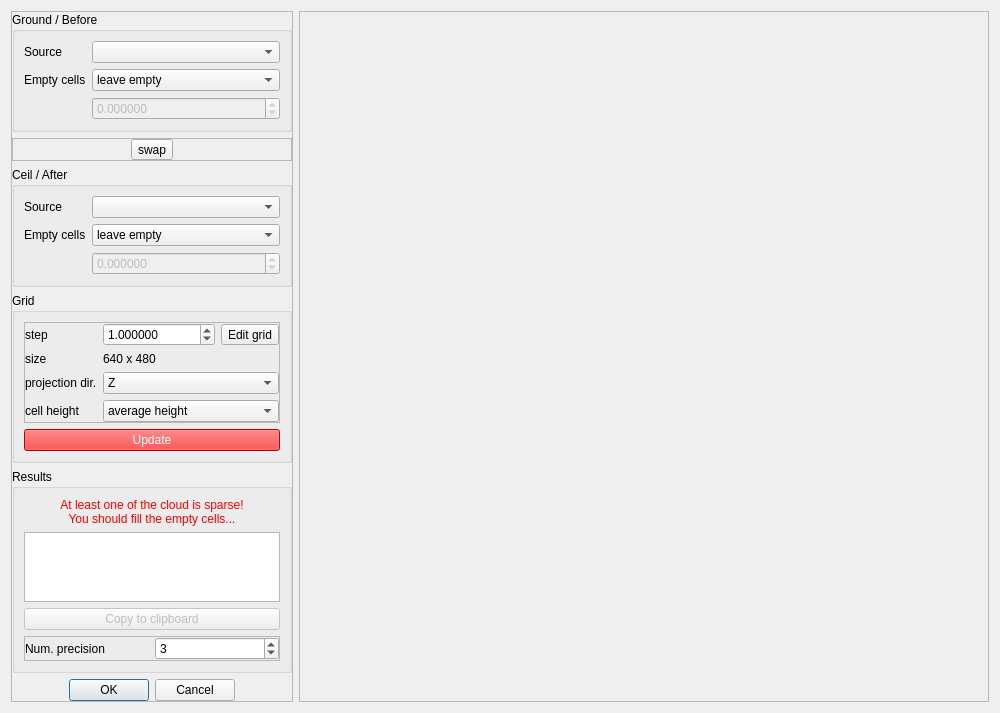
Qt form qCC/ui_templates/volumeCalcDlg.ui (CloudCompare/CloudCompare) before a commit.
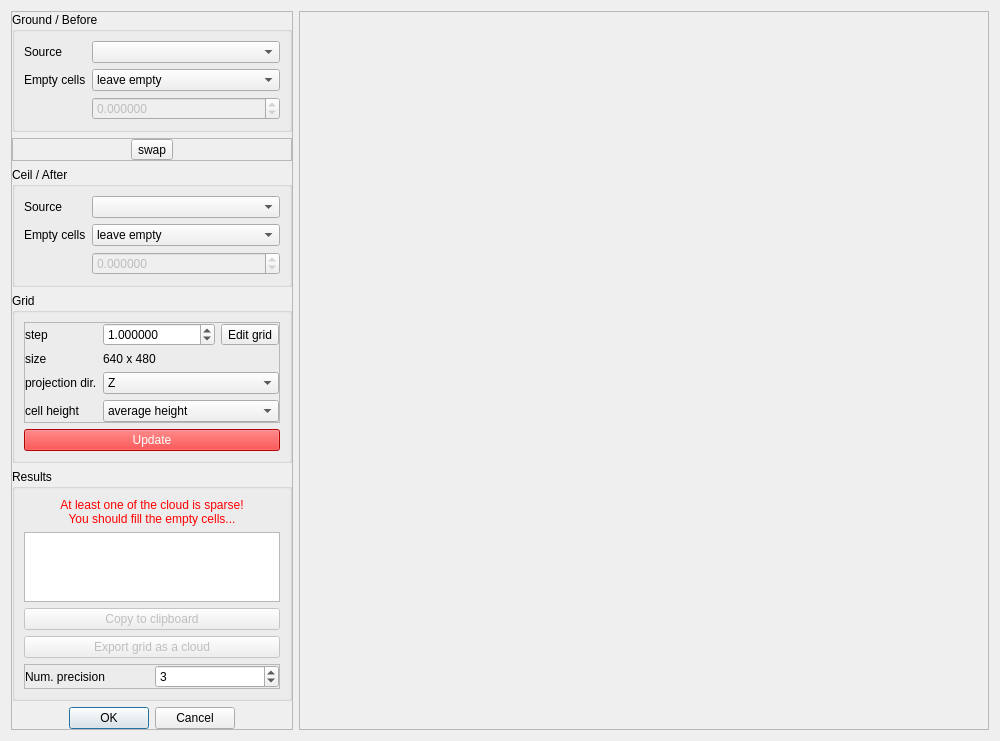
The same form after that commit. Icons and pictures are not drawn.

Commit message: - Rasterize tool enhancements (the grid cloud or mesh is exported in the same coordinate system as the input cloud) - Volume Caculation Tool enhancements (symmetrical color scale, grid export option)

Patch:
```diff
--- a/qCC/ui_templates/volumeCalcDlg.ui
+++ b/qCC/ui_templates/volumeCalcDlg.ui
@@ -7,7 +7,7 @@
     <x>0</x>
     <y>0</y>
     <width>1000</width>
-    <height>660</height>
+    <height>663</height>
    </rect>
   </property>
   <property name="windowTitle">
@@ -477,6 +477,20 @@
            </property>
           </widget>
          </item>
+         <item>
+          <widget class="QPushButton" name="exportGridPushButton">
+           <property name="enabled">
+            <bool>false</bool>
+           </property>
+           <property name="toolTip">
+            <string>Export the grid as a point cloud
+(warning, the points heights will be the difference of altitude!)</string>
+           </property>
+           <property name="text">
+            <string>Export grid as a cloud</string>
+           </property>
+          </widget>
+         </item>
          <item>
           <widget class="QFrame" name="frame">
            <property name="frameShape">
```
The commit also changes 9 other files.
